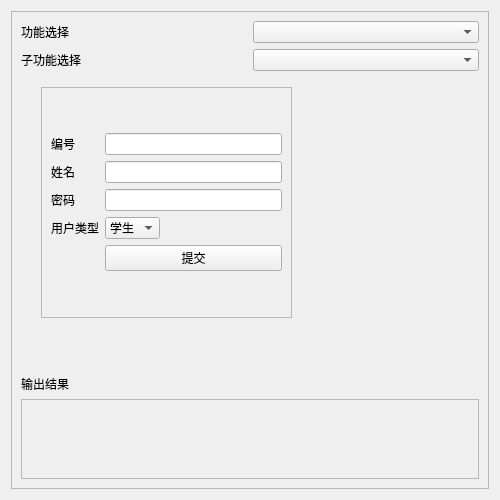
This is ui/managementpage.ui in azh-1415926/POCAssistant as Qt 5 draws it before an edit. The edited form follows.
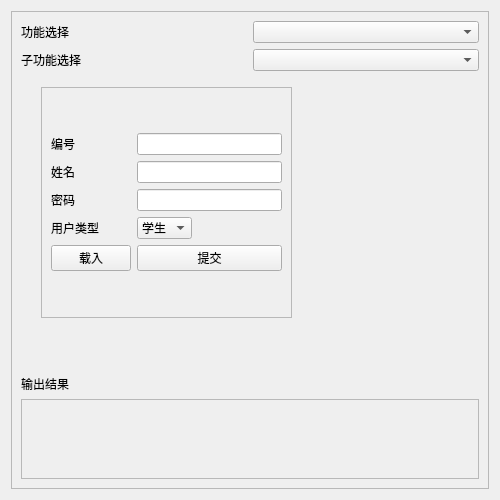
This is the edited form. Custom widgets are drawn as their Qt base class.

```diff
--- a/ui/managementpage.ui
+++ b/ui/managementpage.ui
@@ -160,6 +160,13 @@
                </property>
               </widget>
              </item>
+             <item row="5" column="0">
+              <widget class="QPushButton" name="loadOfUser">
+               <property name="text">
+                <string>载入</string>
+               </property>
+              </widget>
+             </item>
             </layout>
            </item>
           </layout>
```
